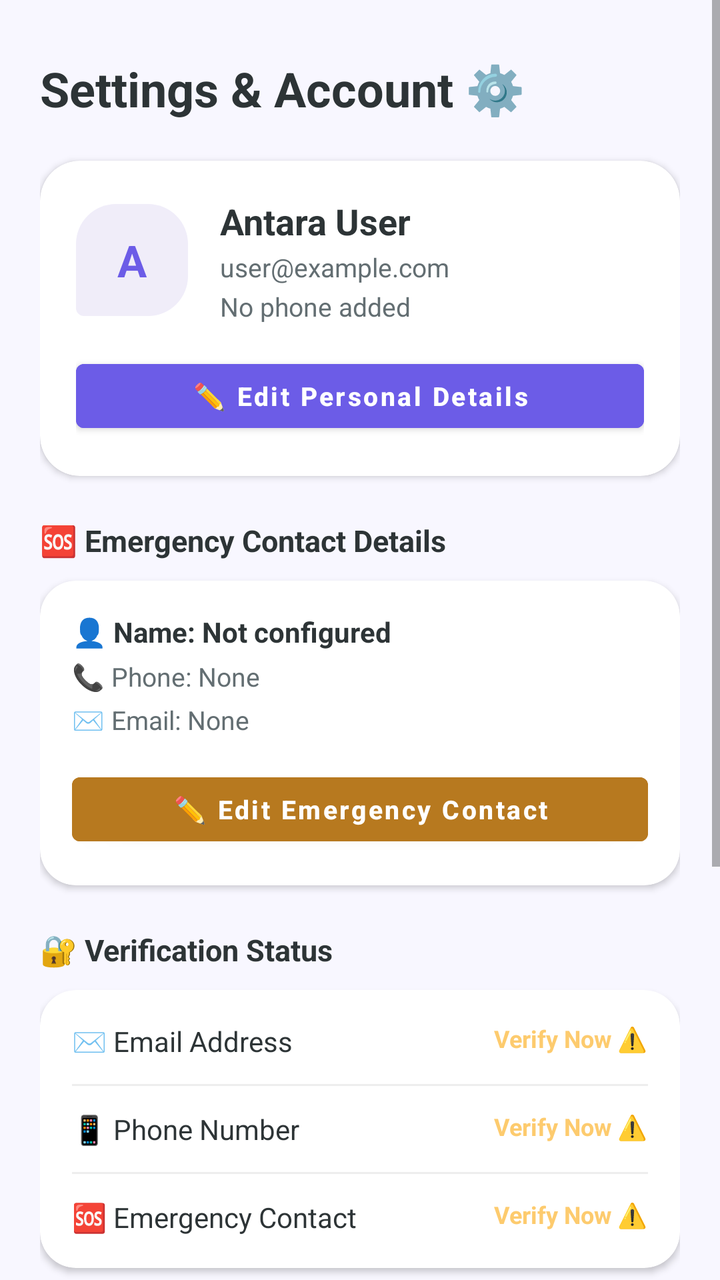
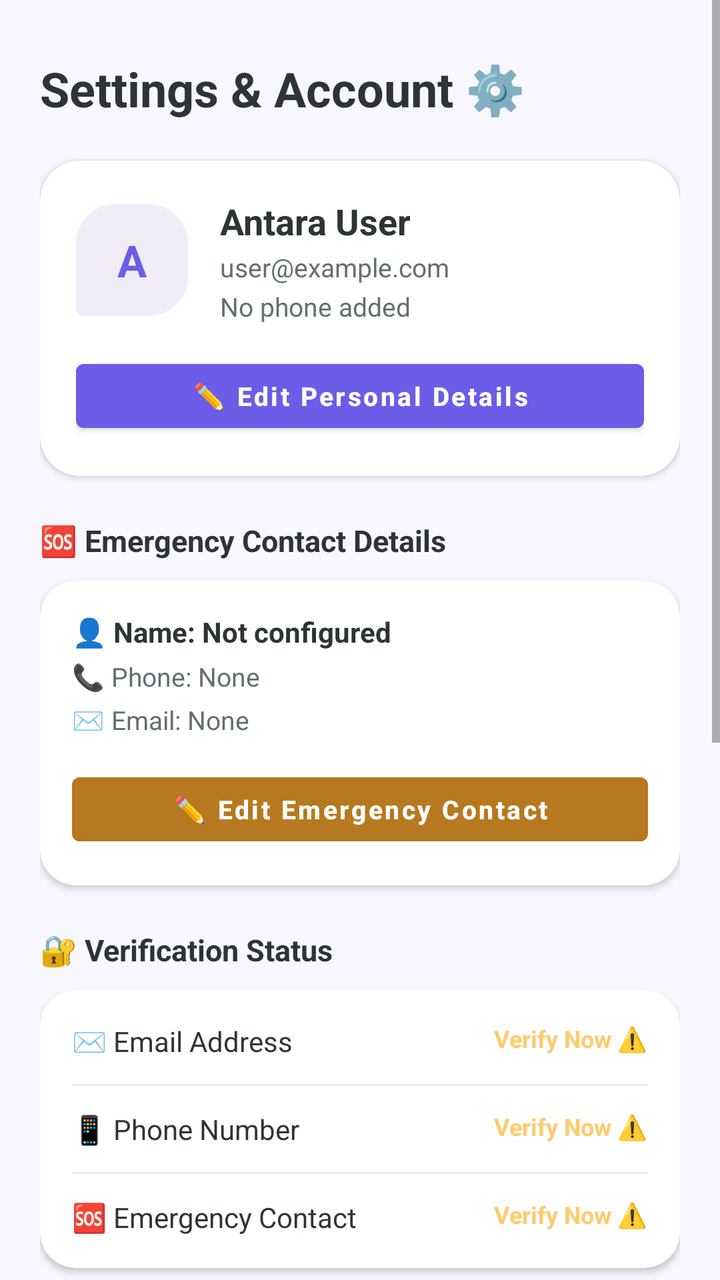

The first picture is an Android layout as it rendered before a commit; the second is the same layout after the commit. The layout source and the unified diff follow.
<!-- AndroidManifest.xml: application theme Theme.Antara -->
<!-- res/layout/activity_settings.xml -->
<?xml version="1.0" encoding="utf-8"?>
<ScrollView xmlns:android="http://schemas.android.com/apk/res/android"
    xmlns:app="http://schemas.android.com/apk/res-auto"
    android:layout_width="match_parent"
    android:layout_height="match_parent"
    android:background="@color/background"
    android:fillViewport="true">

    <LinearLayout
        android:layout_width="match_parent"
        android:layout_height="wrap_content"
        android:orientation="vertical"
        android:padding="20dp">

        <TextView
            android:layout_width="wrap_content"
            android:layout_height="wrap_content"
            android:layout_marginTop="8dp"
            android:text="Settings &amp; Account ⚙️"
            android:textColor="@color/text_primary"
            android:textSize="24sp"
            android:textStyle="bold" />

        
        <androidx.cardview.widget.CardView
            android:layout_width="match_parent"
            android:layout_height="wrap_content"
            android:layout_marginTop="20dp"
            app:cardBackgroundColor="@color/surface"
            app:cardCornerRadius="20dp"
            app:cardElevation="2dp">

            <LinearLayout
                android:layout_width="match_parent"
                android:layout_height="wrap_content"
                android:orientation="vertical"
                android:padding="18dp">

                <LinearLayout
                    android:layout_width="match_parent"
                    android:layout_height="wrap_content"
                    android:gravity="center_vertical"
                    android:orientation="horizontal">

                    <TextView
                        android:id="@+id/tv_settings_avatar"
                        android:layout_width="56dp"
                        android:layout_height="56dp"
                        android:background="@drawable/bg_bot_bubble"
                        android:gravity="center"
                        android:text="A"
                        android:textColor="@color/primary"
                        android:textSize="22sp"
                        android:textStyle="bold" />

                    <LinearLayout
                        android:layout_width="0dp"
                        android:layout_height="wrap_content"
                        android:layout_marginStart="16dp"
                        android:layout_weight="1"
                        android:orientation="vertical">

                        <TextView
                            android:id="@+id/tv_settings_name"
                            android:layout_width="wrap_content"
                            android:layout_height="wrap_content"
                            android:text="Antara User"
                            android:textColor="@color/text_primary"
                            android:textSize="18sp"
                            android:textStyle="bold" />

                        <TextView
                            android:id="@+id/tv_settings_email"
                            android:layout_width="wrap_content"
                            android:layout_height="wrap_content"
                            android:layout_marginTop="2dp"
                            android:text="user@example.com"
                            android:textColor="@color/text_secondary"
                            android:textSize="13sp" />

                        <TextView
                            android:id="@+id/tv_settings_phone"
                            android:layout_width="wrap_content"
                            android:layout_height="wrap_content"
                            android:layout_marginTop="2dp"
                            android:text="No phone added"
                            android:textColor="@color/text_secondary"
                            android:textSize="13sp" />

                    </LinearLayout>

                </LinearLayout>

                <Button
                    android:id="@+id/btn_edit_profile"
                    android:layout_width="match_parent"
                    android:layout_height="44dp"
                    android:layout_marginTop="14dp"
                    android:backgroundTint="@color/primary"
                    android:text="✏️ Edit Personal Details"
                    android:textAllCaps="false"
                    android:textColor="@android:color/white"
                    android:textSize="13sp"
                    android:textStyle="bold" />

            </LinearLayout>

        </androidx.cardview.widget.CardView>

        
        <TextView
            android:layout_width="wrap_content"
            android:layout_height="wrap_content"
            android:layout_marginTop="22dp"
            android:text="🆘 Emergency Contact Details"
            android:textColor="@color/text_primary"
            android:textSize="15sp"
            android:textStyle="bold" />

        <androidx.cardview.widget.CardView
            android:layout_width="match_parent"
            android:layout_height="wrap_content"
            android:layout_marginTop="10dp"
            app:cardBackgroundColor="@color/surface"
            app:cardCornerRadius="18dp"
            app:cardElevation="2dp">

            <LinearLayout
                android:layout_width="match_parent"
                android:layout_height="wrap_content"
                android:orientation="vertical"
                android:padding="16dp">

                <TextView
                    android:id="@+id/tv_contact_name"
                    android:layout_width="wrap_content"
                    android:layout_height="wrap_content"
                    android:text="👤 Name: Not configured"
                    android:textColor="@color/text_primary"
                    android:textSize="14sp"
                    android:textStyle="bold" />

                <TextView
                    android:id="@+id/tv_contact_phone"
                    android:layout_width="wrap_content"
                    android:layout_height="wrap_content"
                    android:layout_marginTop="4dp"
                    android:text="📞 Phone: None"
                    android:textColor="@color/text_secondary"
                    android:textSize="13sp" />

                <TextView
                    android:id="@+id/tv_contact_email"
                    android:layout_width="wrap_content"
                    android:layout_height="wrap_content"
                    android:layout_marginTop="4dp"
                    android:text="✉️ Email: None"
                    android:textColor="@color/text_secondary"
                    android:textSize="13sp" />

                <Button
                    android:id="@+id/btn_edit_contact"
                    android:layout_width="match_parent"
                    android:layout_height="44dp"
                    android:layout_marginTop="14dp"
                    android:backgroundTint="#B7791F"
                    android:text="✏️ Edit Emergency Contact"
                    android:textAllCaps="false"
                    android:textColor="@android:color/white"
                    android:textSize="13sp"
                    android:textStyle="bold" />

            </LinearLayout>

        </androidx.cardview.widget.CardView>

        
        <TextView
            android:layout_width="wrap_content"
            android:layout_height="wrap_content"
            android:layout_marginTop="22dp"
            android:text="🔐 Verification Status"
            android:textColor="@color/text_primary"
            android:textSize="15sp"
            android:textStyle="bold" />

        <androidx.cardview.widget.CardView
            android:layout_width="match_parent"
            android:layout_height="wrap_content"
            android:layout_marginTop="10dp"
            app:cardBackgroundColor="@color/surface"
            app:cardCornerRadius="18dp"
            app:cardElevation="2dp">

            <LinearLayout
                android:layout_width="match_parent"
                android:layout_height="wrap_content"
                android:orientation="vertical"
                android:padding="16dp">

                <RelativeLayout
                    android:layout_width="match_parent"
                    android:layout_height="wrap_content">
                    <TextView
                        android:layout_width="wrap_content"
                        android:layout_height="wrap_content"
                        android:text="✉️ Email Address"
                        android:textColor="@color/text_primary"
                        android:textSize="14sp" />
                    <TextView
                        android:id="@+id/btn_verify_email"
                        android:layout_width="wrap_content"
                        android:layout_height="wrap_content"
                        android:layout_alignParentEnd="true"
                        android:text="Verify Now ⚠️"
                        android:textColor="@color/warning"
                        android:textSize="12sp"
                        android:textStyle="bold" />
                </RelativeLayout>

                <View
                    android:layout_width="match_parent"
                    android:layout_height="1dp"
                    android:layout_marginTop="12dp"
                    android:layout_marginBottom="12dp"
                    android:background="#EEEEEE" />

                <RelativeLayout
                    android:layout_width="match_parent"
                    android:layout_height="wrap_content">
                    <TextView
                        android:layout_width="wrap_content"
                        android:layout_height="wrap_content"
                        android:text="📱 Phone Number"
                        android:textColor="@color/text_primary"
                        android:textSize="14sp" />
                    <TextView
                        android:id="@+id/btn_verify_phone"
                        android:layout_width="wrap_content"
                        android:layout_height="wrap_content"
                        android:layout_alignParentEnd="true"
                        android:text="Verify Now ⚠️"
                        android:textColor="@color/warning"
                        android:textSize="12sp"
                        android:textStyle="bold" />
                </RelativeLayout>

                <View
                    android:layout_width="match_parent"
                    android:layout_height="1dp"
                    android:layout_marginTop="12dp"
                    android:layout_marginBottom="12dp"
                    android:background="#EEEEEE" />

                <RelativeLayout
                    android:layout_width="match_parent"
                    android:layout_height="wrap_content">
                    <TextView
                        android:layout_width="wrap_content"
                        android:layout_height="wrap_content"
                        android:text="🆘 Emergency Contact"
                        android:textColor="@color/text_primary"
                        android:textSize="14sp" />
                    <TextView
                        android:id="@+id/btn_verify_contact"
                        android:layout_width="wrap_content"
                        android:layout_height="wrap_content"
                        android:layout_alignParentEnd="true"
                        android:text="Verify Now ⚠️"
                        android:textColor="@color/warning"
                        android:textSize="12sp"
                        android:textStyle="bold" />
                </RelativeLayout>

            </LinearLayout>

        </androidx.cardview.widget.CardView>

        
        <TextView
            android:layout_width="wrap_content"
            android:layout_height="wrap_content"
            android:layout_marginTop="22dp"
            android:text="🆘 Immediate 24/7 Helplines"
            android:textColor="@color/text_primary"
            android:textSize="15sp"
            android:textStyle="bold" />

        <LinearLayout
            android:layout_width="match_parent"
            android:layout_height="wrap_content"
            android:layout_marginTop="10dp"
            android:background="@drawable/bg_bot_bubble"
            android:orientation="vertical"
            android:padding="16dp">

            <TextView
                android:layout_width="match_parent"
                android:layout_height="wrap_content"
                android:lineSpacingExtra="4dp"
                android:text="• Tele-MANAS (Govt. of India): 14416 or 1800-891-4416\n• KIRAN Mental Health Helpline: 1800-599-0019\n• Vandrevala Foundation: +91 9999 666 555\n• Emergency Medical: 112"
                android:textColor="@color/text_primary"
                android:textSize="13sp" />

        </LinearLayout>

        
        <Button
            android:id="@+id/btn_settings_logout"
            android:layout_width="match_parent"
            android:layout_height="52dp"
            android:layout_marginTop="28dp"
            android:layout_marginBottom="32dp"
            android:backgroundTint="@color/sos_red"
            android:text="Sign Out"
            android:textAllCaps="false"
            android:textColor="@android:color/white"
            android:textSize="15sp"
            android:textStyle="bold" />

    </LinearLayout>

</ScrollView>
<!-- resources referenced by this layout -->
<resources>
  <color name="background">#F8F7FF</color>
  <color name="primary">#6C5CE7</color>
  <color name="sos_red">#D63031</color>
  <color name="surface">#FFFFFF</color>
  <color name="text_primary">#2D3436</color>
  <color name="text_secondary">#636E72</color>
  <color name="warning">#FDCB6E</color>
  <!-- drawable bg_bot_bubble (drawable) -->
  <?xml version="1.0" encoding="utf-8"?>
  <shape xmlns:android="http://schemas.android.com/apk/res/android"
      android:shape="rectangle">
      <solid android:color="@color/bot_bubble" />
      <corners
          android:topLeftRadius="20dp"
          android:topRightRadius="20dp"
          android:bottomLeftRadius="4dp"
          android:bottomRightRadius="20dp" />
  </shape>
  <style name="Theme.Antara" parent="Theme.MaterialComponents.Light.NoActionBar">
          <item name="colorPrimary">@color/primary</item>
          <item name="colorPrimaryDark">@color/primary_dark</item>
          <item name="colorSecondary">@color/primary_light</item>
          <item name="android:windowBackground">@color/background</item>
          <item name="android:statusBarColor">@color/background</item>
          <item name="android:windowLightStatusBar">true</item>
      </style>
  <color name="bot_bubble">#F0EDF9</color>
  <color name="primary_dark">#5647D0</color>
  <color name="primary_light">#A29BFE</color>
</resources>

<!-- the commit's change to res/layout/activity_settings.xml (unified diff, before → after) -->
@@ -305,6 +305,95 @@
         </LinearLayout>
 
         
+        <TextView
+            android:layout_width="wrap_content"
+            android:layout_height="wrap_content"
+            android:layout_marginTop="22dp"
+            android:text="🌷 Community &amp; Information"
+            android:textColor="@color/text_primary"
+            android:textSize="15sp"
+            android:textStyle="bold" />
+
+        <androidx.cardview.widget.CardView
+            android:layout_width="match_parent"
+            android:layout_height="wrap_content"
+            android:layout_marginTop="10dp"
+            app:cardBackgroundColor="@color/surface"
+            app:cardCornerRadius="18dp"
+            app:cardElevation="2dp">
+
+            <LinearLayout
+                android:layout_width="match_parent"
+                android:layout_height="wrap_content"
+                android:orientation="vertical"
+                android:padding="16dp">
+
+                <RelativeLayout
+                    android:id="@+id/row_settings_feedback"
+                    android:layout_width="match_parent"
+                    android:layout_height="wrap_content"
+                    android:clickable="true"
+                    android:focusable="true"
+                    android:background="?attr/selectableItemBackground">
+
+                    <TextView
+                        android:layout_width="wrap_content"
+                        android:layout_height="wrap_content"
+                        android:text="📝 Share Feedback &amp; Suggestions"
+                        android:textColor="@color/text_primary"
+                        android:textSize="14sp"
+                        android:textStyle="bold" />
+
+                    <TextView
+                        android:layout_width="wrap_content"
+                        android:layout_height="wrap_content"
+                        android:layout_alignParentEnd="true"
+                        android:text="→"
+                        android:textColor="@color/primary"
+                        android:textSize="16sp"
+                        android:textStyle="bold" />
+
+                </RelativeLayout>
+
+                <View
+                    android:layout_width="match_parent"
+                    android:layout_height="1dp"
+                    android:layout_marginTop="14dp"
+                    android:layout_marginBottom="14dp"
+                    android:background="#EEEEEE" />
+
+                <RelativeLayout
+                    android:id="@+id/row_settings_about"
+                    android:layout_width="match_parent"
+                    android:layout_height="wrap_content"
+                    android:clickable="true"
+                    android:focusable="true"
+                    android:background="?attr/selectableItemBackground">
+
+                    <TextView
+                        android:layout_width="wrap_content"
+                        android:layout_height="wrap_content"
+                        android:text="🌷 About Antara &amp; How It Helps"
+                        android:textColor="@color/text_primary"
+                        android:textSize="14sp"
+                        android:textStyle="bold" />
+
+                    <TextView
+                        android:layout_width="wrap_content"
+                        android:layout_height="wrap_content"
+                        android:layout_alignParentEnd="true"
+                        android:text="→"
+                        android:textColor="@color/primary"
+                        android:textSize="16sp"
+                        android:textStyle="bold" />
+
+                </RelativeLayout>
+
+            </LinearLayout>
+
+        </androidx.cardview.widget.CardView>
+
+        
         <Button
             android:id="@+id/btn_settings_logout"
             android:layout_width="match_parent"
